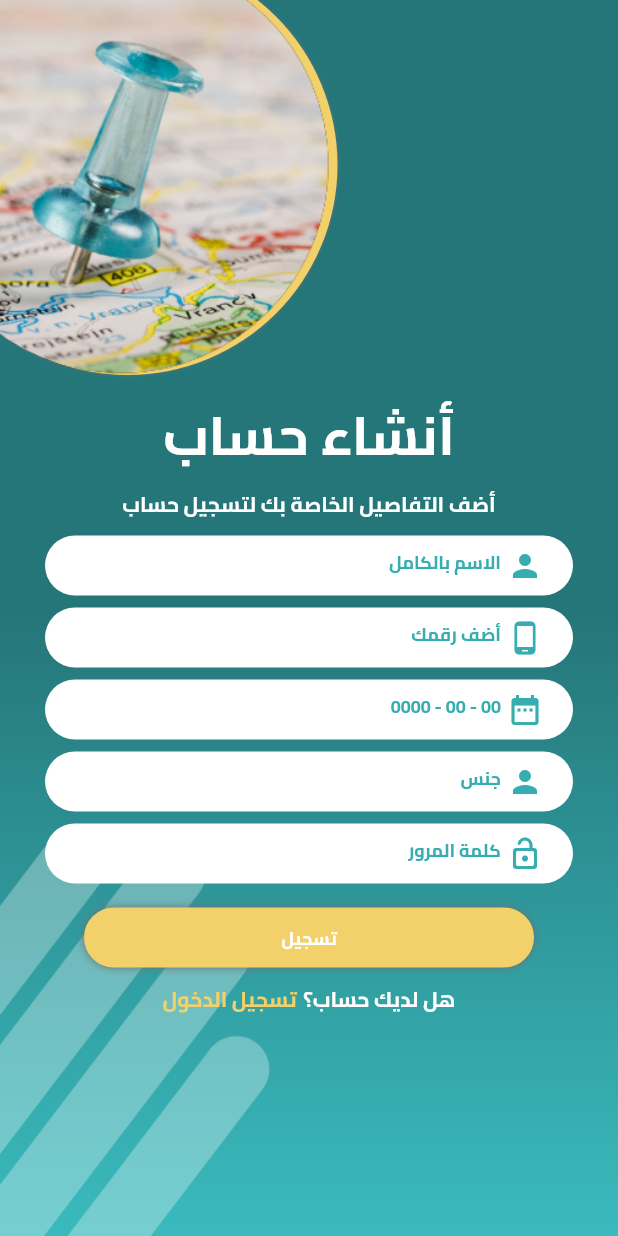
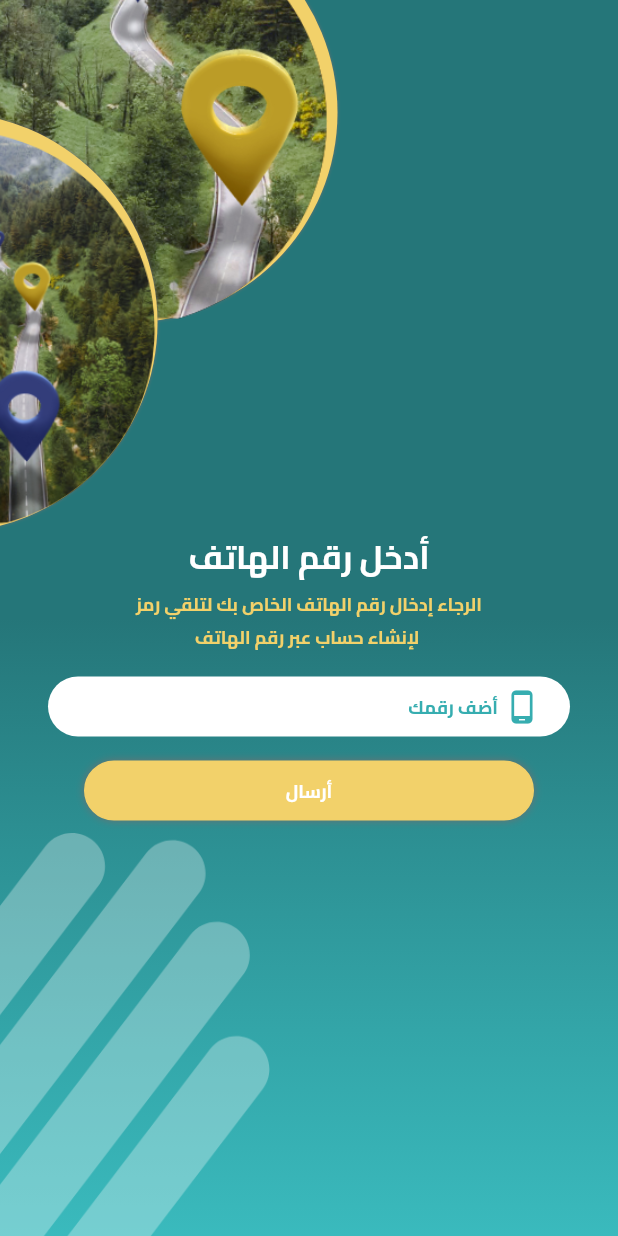
Before and after one commit to MOUSAHLP/ebsher_flutter, a Flutter app: the screen it shows after launch, after a tap on "التالي", after a tap on "إنشاء حساب", on a phone screen of 412 x 824 dp. Run offline on Flutter 3.47's test engine with Material 2 defaults, Android fonts, the phone set to English and light mode, and no system bars; drawn by our look-alikes of overlay_support; our stand-ins replace bloc, carousel_slider, dartz, dio, equatable, flutter_bloc and 5 more; accounts and stored records are empty; generated files the repository leaves out were written again; network calls fail.

Commit message:
Implement auth functions.

```diff
--- /dev/null
+++ b/lib/bloc/sign_up_bloc/sign_up_event.dart
@@ -0,0 +1,20 @@
+import 'package:absher/models/params/sign_up_params.dart';
+
+abstract class SignUpEvent {
+  SignUpEvent([List props = const []]) : super();
+}
+
+class RequestOtp extends SignUpEvent {
+  final String phoneNumber;
+  RequestOtp({required this.phoneNumber}) : super([phoneNumber]);
+}
+
+class ConfirmOtp extends SignUpEvent {
+  final String code;
+  ConfirmOtp({required this.code}) : super([code]);
+}
+
+class SignUp extends SignUpEvent {
+  final SignUpParams signUpParams;
+  SignUp({required this.signUpParams}) : super([signUpParams]);
+}
--- /dev/null
+++ b/lib/bloc/sign_up_bloc/sign_up_state.dart
@@ -0,0 +1,11 @@
+abstract class SignUpState {}
+
+class SignUpInit extends SignUpState {}
+
+class SignUpLoading extends SignUpState {}
+
+class SignUpError extends SignUpState {}
+
+class SignUpOtpRequested extends SignUpState {}
+
+class SignUpOtpConfirmed extends SignUpState {}
--- a/lib/core/services/services_locator.dart
+++ b/lib/core/services/services_locator.dart
@@ -1,3 +1,4 @@
+import 'package:absher/bloc/sign_up_bloc/sign_up_bloc.dart';
 import 'package:absher/data/repos/user_repository.dart';
 import 'package:get_it/get_it.dart';
 
@@ -8,7 +9,8 @@ final sl = GetIt.instance;
 class ServicesLocator {
   void init() {
     /// Bloc
-    sl.registerFactory(() => AuthenticationBloc(sl()));
+    sl.registerLazySingleton(() => AuthenticationBloc(sl()));
+    sl.registerLazySingleton(() => SignUpBloc(sl()));
 
     /// Repository
     sl.registerLazySingleton<UserRepository>(() => UserRepository());
--- a/lib/main.dart
+++ b/lib/main.dart
@@ -1,5 +1,6 @@
 import 'package:absher/bloc/authentication_bloc/authentication_event.dart';
 import 'package:absher/bloc/authentication_bloc/authentication_state.dart';
+import 'package:absher/data/data_resource/local_resource/data_store.dart';
 import 'package:absher/presentation/screens/on_boarding_screen/on_boarding_screen.dart';
 import 'package:absher/presentation/screens/splash_screen/splash_screen.dart';
 import 'package:absher/translations.dart';
@@ -7,13 +8,18 @@ import 'package:flutter/material.dart';
 import 'package:flutter_bloc/flutter_bloc.dart';
 
 import 'package:flutter_localizations/flutter_localizations.dart';
+import 'package:overlay_support/overlay_support.dart';
 
 import 'bloc/authentication_bloc/authertication_bloc.dart';
+import 'bloc/sign_up_bloc/sign_up_bloc.dart';
 import 'core/services/services_locator.dart';
+import 'data/data_resource/remote_resource/api_handler/base_api_client.dart';
 
-void main() {
+void main() async {
   WidgetsFlutterBinding.ensureInitialized();
   ServicesLocator().init();
+  BaseApiClient();
+  await DataStore.instance.init();
   runApp(const MyApp());
 }
 
@@ -31,7 +37,12 @@ class _MyAppState extends State<MyApp> {
       providers: [
         BlocProvider(
             create: (BuildContext context) => sl<AuthenticationBloc>()),
+        BlocProvider(
+          create: (BuildContext context) => sl<SignUpBloc>(),
+          lazy: false,
+        ),
       ],
+      child: OverlaySupport.global(
         child: MaterialApp(
           title: 'Flutter Demo',
           locale: Locale('ar'),
@@ -60,6 +71,7 @@ class _MyAppState extends State<MyApp> {
           ),
           // home: const SplashScreen(),
         ),
+      ),
     );
   }
 }
--- /dev/null
+++ b/lib/models/otp_verify_response.dart
@@ -0,0 +1,12 @@
+class OtpVerifyResponse {
+  String? phone;
+  int? code;
+
+  OtpVerifyResponse({this.phone, this.code});
+
+  factory OtpVerifyResponse.fromJson(Map<String, dynamic> json) =>
+      OtpVerifyResponse(
+        phone: json['phone'],
+        code: json['code'],
+      );
+}
--- /dev/null
+++ b/lib/models/params/otp_confirm_params.dart
@@ -0,0 +1,12 @@
+class OtpConfirmParams {
+  String? phone;
+  String? code;
+
+  OtpConfirmParams({this.phone, this.code});
+
+
+  Map<String, dynamic> toJson() => {
+    "phone": phone,
+    "code": code,
+  };
+}
--- a/lib/presentation/screens/auth_screen/account_screen.dart
+++ b/lib/presentation/screens/auth_screen/account_screen.dart
@@ -1,4 +1,8 @@
+import 'package:absher/bloc/sign_up_bloc/sign_up_bloc.dart';
+import 'package:absher/bloc/sign_up_bloc/sign_up_event.dart';
+import 'package:absher/core/services/services_locator.dart';
 import 'package:absher/presentation/resources/assets_manager.dart';
+import 'package:absher/presentation/screens/auth_screen/phone_number_screen.dart';
 import 'package:absher/presentation/screens/auth_screen/sign_in_screen.dart';
 import 'package:absher/presentation/screens/auth_screen/sign_up_screen.dart';
 import 'package:flutter/material.dart';
@@ -45,7 +49,7 @@ class AccountScreen extends StatelessWidget {
                   onTap: () {
                     Navigator.of(context).push(
                       MaterialPageRoute(
-                        builder: (context) => const SignUpScreen(),
+                        builder: (context) => RequestOtpScreen(),
                       ),
                     );
                   },
--- /dev/null
+++ b/lib/presentation/screens/auth_screen/phone_number_screen.dart
@@ -0,0 +1,175 @@
+import 'package:absher/bloc/sign_up_bloc/sign_up_bloc.dart';
+import 'package:absher/bloc/sign_up_bloc/sign_up_event.dart';
+import 'package:absher/bloc/sign_up_bloc/sign_up_state.dart';
+import 'package:absher/core/services/services_locator.dart';
+import 'package:absher/presentation/resources/assets_manager.dart';
+import 'package:absher/presentation/resources/color_manager.dart';
+import 'package:absher/presentation/resources/font_app.dart';
+import 'package:absher/presentation/resources/style_app.dart';
+import 'package:absher/presentation/screens/auth_screen/otp_confirmation_screen.dart';
+import 'package:absher/presentation/widgets/custom_app_background.dart';
+import 'package:absher/presentation/widgets/custom_button.dart';
+import 'package:absher/presentation/widgets/custom_input_field.dart';
+import 'package:flutter/material.dart';
+import 'package:flutter_bloc/flutter_bloc.dart';
+import 'package:overlay_support/overlay_support.dart';
+
+import '../../widgets/custom_loader.dart';
+
+class RequestOtpScreen extends StatelessWidget {
+  const RequestOtpScreen({Key? key}) : super(key: key);
+
+  @override
+  Widget build(BuildContext context) {
+    return BlocListener<SignUpBloc, SignUpState>(
+        listener: (context, state) {
+          if (state is SignUpLoading) {
+            LoadingDialog().openDialog(context);
+          } else {
+            LoadingDialog().closeDialog(context);
+          }
+          if (state is SignUpError) {
+            toast('error');
+          }
+          if (state is SignUpOtpRequested) {
+            Navigator.of(context).pushReplacement(
+              MaterialPageRoute(
+                builder: (context) => OtpConfirmationScreen(),
+              ),
+            );
+          }
+        },
+        child: _RequestOtpScreenContent());
+  }
+}
+
+class _RequestOtpScreenContent extends StatelessWidget {
+  _RequestOtpScreenContent({Key? key}) : super(key: key);
+  final TextEditingController textEditingController = TextEditingController();
+  @override
+  Widget build(BuildContext context) {
+    return Scaffold(
+        body: Stack(
+      children: [
+        const PhoneNumberScreenBackGround(),
+        SingleChildScrollView(
+          child: Column(
+            children: [
+              SizedBox(
+                height: 350,
+              ),
+              Text(
+                'أدخل رقم الهاتف',
+                style: getBoldStyle(
+                  color: Colors.white,
+                  fontSize: FontSizeApp.s22,
+                ),
+              ),
+              Text(
+                'الرجاء إدخال رقم الهاتف الخاص بك لتلقي رمز \n لإنشاء حساب عبر رقم الهاتف',
+                textAlign: TextAlign.center,
+                style: getBoldStyle(
+                  color: ColorManager.softYellow,
+                ),
+              ),
+              Padding(
+                padding: EdgeInsets.symmetric(
+                  vertical: 16.0,
+                  horizontal: 32,
+                ),
+                child: CustomInputField(
+                  controller: textEditingController,
+                  hintText: 'أضف رقمك',
+                  icon: Icons.phone_android,
+                ),
+              ),
+              CustomButton(
+                label: 'أرسال',
+                onTap: () {
+                  // Navigator.of(context).push(
+                  //   MaterialPageRoute(
+                  //     builder: (context) => OtpConfirmationScreen(),
+                  //   ),
+                  // );
+                  sl<SignUpBloc>()
+                      .add(RequestOtp(phoneNumber: textEditingController.text));
+                },
+              )
+            ],
+          ),
+        ),
+      ],
+    ));
+  }
+}
+
+class PhoneNumberScreenBackGround extends StatelessWidget {
+  const PhoneNumberScreenBackGround({Key? key}) : super(key: key);
+
+  @override
+  Widget build(BuildContext context) {
+    return Stack(
+      children: [
+        CustomAppBackGround(
+          child: SizedBox(),
+        ),
+        Stack(
+          children: [
+            Positioned(
+              top: -65,
+              left: -55,
+              child: Container(
+                width: 280,
+                height: 280,
+                decoration: const BoxDecoration(
+                  color: ColorManager.softYellow,
+                  shape: BoxShape.circle,
+                  boxShadow: [
+                    BoxShadow(
+                      blurRadius: 1,
+                      color: ColorManager.shadowGrey,
+                    )
+                  ],
+                ),
+              ),
+            ),
+            Positioned(
+              top: -60,
+              left: -60,
+              child: Image.asset(
+                ImageManager.resetPasswordAsset,
+                width: 280,
+              ),
+            ),
+            Positioned(
+              top: 75,
+              left: -175,
+              child: Container(
+                width: 280,
+                height: 280,
+                decoration: const BoxDecoration(
+                  color: ColorManager.softYellow,
+                  shape: BoxShape.circle,
+                  boxShadow: [
+                    BoxShadow(
+                      blurRadius: 1,
+                      color: ColorManager.shadowGrey,
+                    )
+                  ],
+                ),
+              ),
+            ),
+            Positioned(
+              top: 80,
+              left: -170,
+              child: Image.asset(
+                ImageManager.resetPasswordAsset2,
+                width: 280,
+              ),
+            ),
+          ],
+        ),
+      ],
+    );
+  }
+}
--- a/lib/presentation/screens/auth_screen/sign_up_screen.dart
+++ b/lib/presentation/screens/auth_screen/sign_up_screen.dart
@@ -8,6 +8,7 @@ import 'package:flutter/material.dart';
 import '../../resources/color_manager.dart';
 import '../../widgets/custom_app_background.dart';
 import '../../widgets/custom_button.dart';
+import '../../widgets/custom_loader.dart';
 
 class SignUpScreen extends StatelessWidget {
   const SignUpScreen({Key? key}) : super(key: key);
@@ -60,17 +61,9 @@ class SignUpScreen extends StatelessWidget {
                   height: 8,
                 ),
                 const CustomInputField(
-                  hintText: '00 - 00 - 0000',
+                  hintText: 'أدخل بريدك الإلكتروني',
                   withLabel: true,
-                  icon: Icons.date_range,
-                ),
-                const SizedBox(
-                  height: 8,
-                ),
-                const CustomInputField(
-                  hintText: 'جنس',
-                  withLabel: true,
-                  icon: Icons.person,
+                  icon: Icons.email,
                 ),
                 const SizedBox(
                   height: 8,
@@ -81,9 +74,22 @@ class SignUpScreen extends StatelessWidget {
                   icon: Icons.lock_open_rounded,
                 ),
                 const SizedBox(
+                  height: 8,
+                ),
+                const CustomInputField(
+                  hintText: 'تأكيد كلمة المرور',
+                  withLabel: true,
+                  icon: Icons.lock_open_rounded,
+                ),
+                const SizedBox(
                   height: 16,
                 ),
-                const CustomButton(label: 'تسجيل'),
+                CustomButton(
+                  label: 'تسجيل',
+                  onTap: () {
+                    LoadingDialog().openDialog(context);
+                  },
+                ),
                 const SizedBox(
                   height: 8,
                 ),
--- a/lib/presentation/widgets/custom_input_field.dart
+++ b/lib/presentation/widgets/custom_input_field.dart
@@ -1,3 +1,4 @@
+import 'package:absher/presentation/resources/font_app.dart';
 import 'package:absher/presentation/resources/style_app.dart';
 import 'package:flutter/material.dart';
 import 'package:flutter/services.dart';
@@ -117,13 +118,12 @@ class CustomInputField extends StatelessWidget {
         ),
         if (errorMessage != null)
           Padding(
-            padding: const EdgeInsets.only(top: 4.0),
+            padding: const EdgeInsets.only(top: 4.0, right: 18, left: 18),
             child: Text(
               errorMessage ?? '',
-              // style: getRegularStyle(
-              //   fontSize: FontSize.s14,
-              //   color: ColorManager.rejectedRed,
-              // ),
+              style: TextStyle(
+                color: Colors.red,
+              ),
             ),
           ),
       ],
--- a/pubspec.yaml
+++ b/pubspec.yaml
@@ -21,6 +21,9 @@ dependencies:
   dartz: ^0.10.1
   flutter_svg:
   carousel_slider: ^4.2.1
+  overlay_support: ^2.1.0
+  sms_autofill: ^2.3.0
+  flutter_spinkit: ^5.2.0
 
 dev_dependencies:
   flutter_test:
```
Also changed, not shown: lib/bloc/sign_up_bloc/sign_up_bloc.dart (added, +54 -0 lines), lib/core/api_const.dart (added, +9 -0 lines), lib/data/data_resource/remote_resource/api_handler/base_api_client.dart (+7 -8 lines), lib/data/data_resource/remote_resource/links.dart (deleted, +0 -22 lines), lib/data/repos/user_repository.dart (+39 -0 lines), lib/models/params/sign_up_params.dart (added, +22 -0 lines), lib/models/sign_up_response.dart (added, +23 -0 lines), lib/presentation/screens/auth_screen/otp_confirmation_screen.dart (added, +188 -0 lines), lib/presentation/widgets/custom_loader.dart (added, +83 -0 lines), pubspec.lock. Lines whose indentation alone changed are shown as unchanged.
